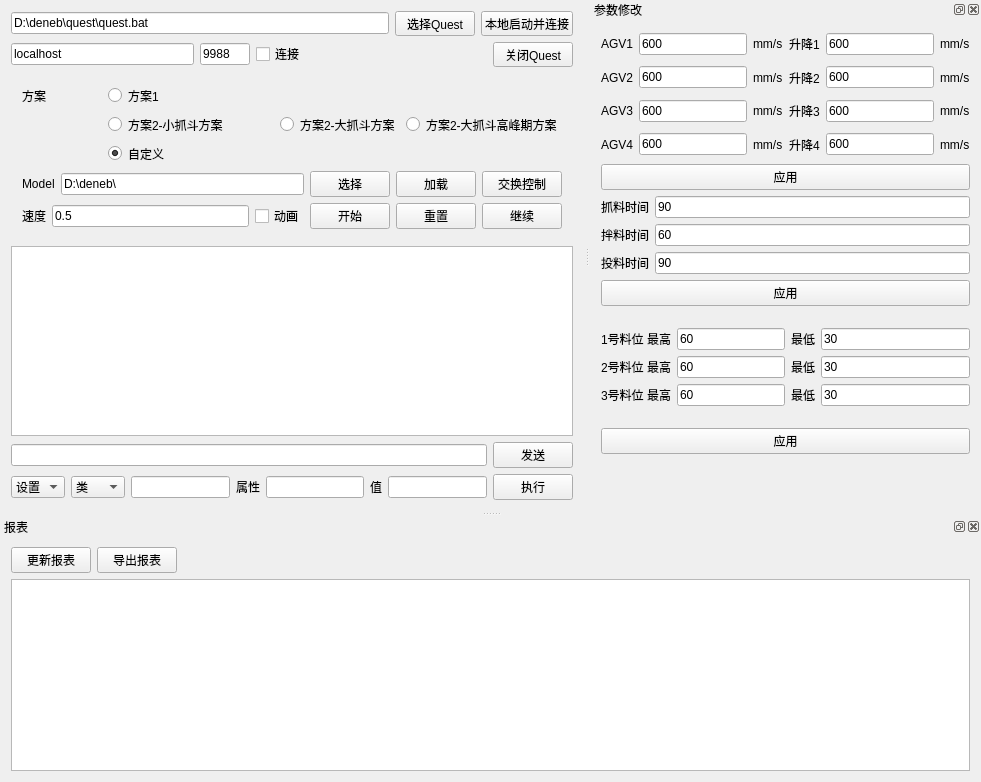
Before: the Qt Designer form QuestClient/QuestClient.ui in Ohto-Ai-Dev/QuestCommandSender, drawn with Qt 5.
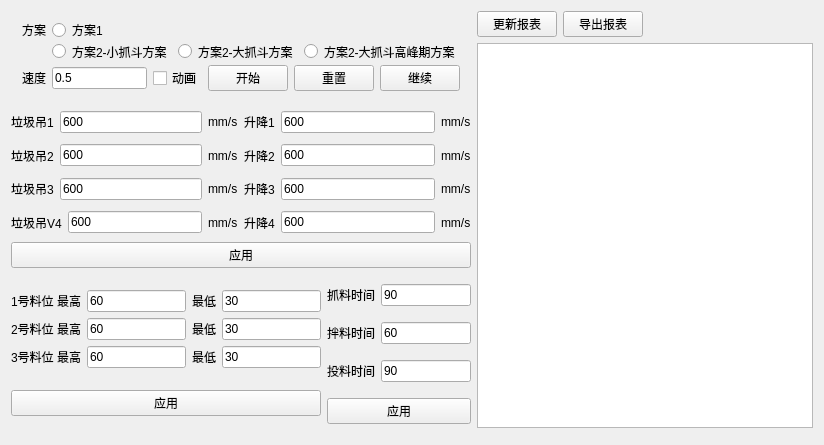
After: the same form once the commit is applied.

Commit message: 简化界面

What changed in the file:
```diff
--- a/QuestClient/QuestClient.ui
+++ b/QuestClient/QuestClient.ui
@@ -6,125 +6,18 @@
    <rect>
     <x>0</x>
     <y>0</y>
-    <width>981</width>
-    <height>782</height>
+    <width>824</width>
+    <height>445</height>
    </rect>
   </property>
   <property name="windowTitle">
    <string>QuestClient</string>
   </property>
   <widget class="QWidget" name="centralWidget">
-   <layout class="QVBoxLayout" name="verticalLayout_6">
-    <item>
-     <widget class="QWidget" name="connectWidget" native="true">
-      <property name="minimumSize">
-       <size>
-        <width>0</width>
-        <height>55</height>
-       </size>
-      </property>
-      <layout class="QVBoxLayout" name="verticalLayout_7">
-       <property name="leftMargin">
-        <number>0</number>
-       </property>
-       <property name="topMargin">
-        <number>0</number>
-       </property>
-       <property name="rightMargin">
-        <number>0</number>
-       </property>
-       <property name="bottomMargin">
-        <number>0</number>
-       </property>
-       <item>
-        <layout class="QHBoxLayout" name="horizontalLayout_22">
-         <item>
-          <widget class="QLineEdit" name="questPath">
-           <property name="text">
-            <string>D:\deneb\quest\quest.bat</string>
-           </property>
-          </widget>
-         </item>
-         <item>
-          <widget class="QPushButton" name="chooseQuestPath">
-           <property name="text">
-            <string>选择Quest</string>
-           </property>
-          </widget>
-         </item>
-         <item>
-          <widget class="QPushButton" name="runQuest">
-           <property name="text">
-            <string>本地启动并连接</string>
-           </property>
-          </widget>
-         </item>
-        </layout>
-       </item>
-       <item>
-        <layout class="QHBoxLayout" name="horizontalLayout">
-         <item>
-          <widget class="QLineEdit" name="hostame">
-           <property name="text">
-            <string>localhost</string>
-           </property>
-          </widget>
-         </item>
-         <item>
-          <widget class="QLineEdit" name="port">
-           <property name="minimumSize">
-            <size>
-             <width>50</width>
-             <height>0</height>
-            </size>
-           </property>
-           <property name="maximumSize">
-            <size>
-             <width>50</width>
-             <height>16777215</height>
-            </size>
-           </property>
-           <property name="inputMask">
-            <string>Ddddd</string>
-           </property>
-           <property name="text">
-            <string>9988</string>
-           </property>
-          </widget>
-         </item>
-         <item>
-          <widget class="QCheckBox" name="connectCheck">
-           <property name="text">
-            <string>连接</string>
-           </property>
-          </widget>
-         </item>
-         <item>
-          <spacer name="horizontalSpacer_2">
-           <property name="orientation">
-            <enum>Qt::Horizontal</enum>
-           </property>
-           <property name="sizeHint" stdset="0">
-            <size>
-             <width>40</width>
-             <height>20</height>
-            </size>
-           </property>
-          </spacer>
-         </item>
-         <item>
-          <widget class="QPushButton" name="closeQuest">
-           <property name="text">
-            <string>关闭Quest</string>
-           </property>
-          </widget>
-         </item>
-        </layout>
-       </item>
-      </layout>
-     </widget>
-    </item>
-    <item>
+   <layout class="QGridLayout" name="gridLayout_7">
+    <item row="0" column="0" rowspan="2">
+     <layout class="QGridLayout" name="gridLayout_6">
+      <item row="0" column="0" colspan="2">
      <widget class="QWidget" name="modelControllWidget" native="true">
       <property name="minimumSize">
        <size>
@@ -132,7 +25,7 @@
         <height>61</height>
        </size>
       </property>
-      <layout class="QVBoxLayout" name="verticalLayout_4">
+        <layout class="QVBoxLayout" name="verticalLayout">
        <item>
         <layout class="QGridLayout" name="gridLayout_5">
          <item row="0" column="0">
@@ -162,7 +55,7 @@
            </property>
           </spacer>
          </item>
-         <item row="1" column="0" rowspan="2">
+           <item row="1" column="0">
           <spacer name="verticalSpacer">
            <property name="orientation">
             <enum>Qt::Vertical</enum>
@@ -170,7 +63,7 @@
            <property name="sizeHint" stdset="0">
             <size>
              <width>20</width>
-             <height>40</height>
+               <height>13</height>
             </size>
            </property>
           </spacer>
@@ -196,71 +89,6 @@
            </property>
           </widget>
          </item>
-         <item row="2" column="1">
-          <widget class="QRadioButton" name="customChoice">
-           <property name="text">
-            <string>自定义</string>
-           </property>
-           <property name="checked">
-            <bool>true</bool>
-           </property>
-          </widget>
-         </item>
-         <item row="2" column="2" colspan="3">
-          <spacer name="horizontalSpacer_4">
-           <property name="orientation">
-            <enum>Qt::Horizontal</enum>
-           </property>
-           <property name="sizeHint" stdset="0">
-            <size>
-             <width>368</width>
-             <height>20</height>
-            </size>
-           </property>
-          </spacer>
-         </item>
-        </layout>
-       </item>
-       <item>
-        <layout class="QHBoxLayout" name="horizontalLayout_24">
-         <item>
-          <widget class="QLabel" name="label_17">
-           <property name="text">
-            <string>Model</string>
-           </property>
-          </widget>
-         </item>
-         <item>
-          <widget class="QLineEdit" name="modelPath">
-           <property name="text">
-            <string>D:\deneb\</string>
-           </property>
-          </widget>
-         </item>
-         <item>
-          <widget class="QPushButton" name="chooseModel">
-           <property name="text">
-            <string>选择</string>
-           </property>
-          </widget>
-         </item>
-         <item>
-          <widget class="QPushButton" name="readModel">
-           <property name="text">
-            <string>加载</string>
-           </property>
-          </widget>
-         </item>
-         <item>
-          <widget class="QPushButton" name="transferToMenu">
-           <property name="toolTip">
-            <string>暂停控制并启用Quest菜单，可在关闭Quest窗口后返回控制.</string>
-           </property>
-           <property name="text">
-            <string>交换控制</string>
-           </property>
-          </widget>
-         </item>
         </layout>
        </item>
        <item>
@@ -312,115 +140,7 @@
       </layout>
      </widget>
     </item>
-    <item>
-     <widget class="QWidget" name="commandSendWidget" native="true">
-      <layout class="QVBoxLayout" name="verticalLayout">
-       <property name="leftMargin">
-        <number>0</number>
-       </property>
-       <property name="topMargin">
-        <number>0</number>
-       </property>
-       <property name="rightMargin">
-        <number>0</number>
-       </property>
-       <property name="bottomMargin">
-        <number>0</number>
-       </property>
-       <item>
-        <widget class="QTextBrowser" name="chatBrowser"/>
-       </item>
-       <item>
-        <layout class="QHBoxLayout" name="horizontalLayout_2">
-         <item>
-          <widget class="QLineEdit" name="command"/>
-         </item>
-         <item>
-          <widget class="QPushButton" name="sendCommand">
-           <property name="text">
-            <string>发送</string>
-           </property>
-          </widget>
-         </item>
-        </layout>
-       </item>
-      </layout>
-     </widget>
-    </item>
-    <item>
-     <layout class="QHBoxLayout" name="horizontalLayout_25">
-      <item>
-       <widget class="QComboBox" name="quickCommandMode">
-        <item>
-         <property name="text">
-          <string>设置</string>
-         </property>
-        </item>
-        <item>
-         <property name="text">
-          <string>查询</string>
-         </property>
-        </item>
-       </widget>
-      </item>
-      <item>
-       <widget class="QComboBox" name="elementMode">
-        <item>
-         <property name="text">
-          <string>类</string>
-         </property>
-        </item>
-        <item>
-         <property name="text">
-          <string>实例</string>
-         </property>
-        </item>
-       </widget>
-      </item>
-      <item>
-       <widget class="QLineEdit" name="element"/>
-      </item>
-      <item>
-       <widget class="QLabel" name="label_23">
-        <property name="text">
-         <string>属性</string>
-        </property>
-       </widget>
-      </item>
-      <item>
-       <widget class="QLineEdit" name="attrib"/>
-      </item>
-      <item>
-       <widget class="QLabel" name="label_24">
-        <property name="text">
-         <string>值</string>
-        </property>
-       </widget>
-      </item>
-      <item>
-       <widget class="QLineEdit" name="value"/>
-      </item>
-      <item>
-       <widget class="QPushButton" name="quickCommand">
-        <property name="text">
-         <string>执行</string>
-        </property>
-       </widget>
-      </item>
-     </layout>
-    </item>
-   </layout>
-  </widget>
-  <widget class="QDockWidget" name="argvWindow">
-   <property name="windowTitle">
-    <string>参数修改</string>
-   </property>
-   <attribute name="dockWidgetArea">
-    <number>2</number>
-   </attribute>
-   <widget class="QWidget" name="argvWidget">
-    <layout class="QVBoxLayout" name="verticalLayout_8">
-     <item>
+      <item row="1" column="0" colspan="2">
       <widget class="QWidget" name="agvSpeedWidget" native="true">
        <property name="minimumSize">
         <size>
@@ -448,7 +168,7 @@
             <item>
              <widget class="QLabel" name="label_1">
               <property name="text">
-               <string>AGV1</string>
+                <string>垃圾吊1</string>
               </property>
              </widget>
             </item>
@@ -498,7 +218,7 @@
             <item>
              <widget class="QLabel" name="label_2">
               <property name="text">
-               <string>AGV2</string>
+                <string>垃圾吊2</string>
               </property>
              </widget>
             </item>
@@ -548,7 +268,7 @@
             <item>
              <widget class="QLabel" name="label_3">
               <property name="text">
-               <string>AGV3</string>
+                <string>垃圾吊3</string>
               </property>
              </widget>
             </item>
@@ -598,7 +318,7 @@
             <item>
              <widget class="QLabel" name="label_4">
               <property name="text">
-               <string>AGV4</string>
+                <string>垃圾吊V4</string>
               </property>
              </widget>
             </item>
@@ -655,86 +375,7 @@
        </layout>
       </widget>
      </item>
-     <item>
-      <widget class="QWidget" name="timeWidget" native="true">
-       <layout class="QVBoxLayout" name="verticalLayout_5">
-        <property name="leftMargin">
-         <number>0</number>
-        </property>
-        <property name="topMargin">
-         <number>0</number>
-        </property>
-        <property name="rightMargin">
-         <number>0</number>
-        </property>
-        <property name="bottomMargin">
-         <number>0</number>
-        </property>
-        <item>
-         <layout class="QHBoxLayout" name="horizontalLayout_21">
-          <item>
-           <widget class="QLabel" name="label_19">
-            <property name="text">
-             <string>抓料时间</string>
-            </property>
-           </widget>
-          </item>
-          <item>
-           <widget class="QLineEdit" name="loadTime">
-            <property name="text">
-             <string>90</string>
-            </property>
-           </widget>
-          </item>
-         </layout>
-        </item>
-        <item>
-         <layout class="QHBoxLayout" name="horizontalLayout_18">
-          <item>
-           <widget class="QLabel" name="label_16">
-            <property name="text">
-             <string>拌料时间</string>
-            </property>
-           </widget>
-          </item>
-          <item>
-           <widget class="QLineEdit" name="unloadDLTime">
-            <property name="text">
-             <string>60</string>
-            </property>
-           </widget>
-          </item>
-         </layout>
-        </item>
-        <item>
-         <layout class="QHBoxLayout" name="horizontalLayout_23">
-          <item>
-           <widget class="QLabel" name="label_21">
-            <property name="text">
-             <string>投料时间</string>
-            </property>
-           </widget>
-          </item>
-          <item>
-           <widget class="QLineEdit" name="unloadTime">
-            <property name="text">
-             <string>90</string>
-            </property>
-           </widget>
-          </item>
-         </layout>
-        </item>
-        <item>
-         <widget class="QPushButton" name="sendTime">
-          <property name="text">
-           <string>应用</string>
-          </property>
-         </widget>
-        </item>
-       </layout>
-      </widget>
-     </item>
-     <item>
+      <item row="2" column="0">
       <widget class="QWidget" name="levelWidget" native="true">
        <property name="minimumSize">
         <size>
@@ -877,32 +518,88 @@
        </layout>
       </widget>
      </item>
+      <item row="2" column="1">
+       <widget class="QWidget" name="timeWidget" native="true">
+        <layout class="QVBoxLayout" name="verticalLayout_5">
+         <property name="leftMargin">
+          <number>0</number>
+         </property>
+         <property name="topMargin">
+          <number>0</number>
+         </property>
+         <property name="rightMargin">
+          <number>0</number>
+         </property>
+         <property name="bottomMargin">
+          <number>0</number>
+         </property>
      <item>
-      <spacer name="verticalSpacer_3">
-       <property name="orientation">
-        <enum>Qt::Vertical</enum>
-       </property>
-       <property name="sizeHint" stdset="0">
-        <size>
-         <width>20</width>
-         <height>40</height>
-        </size>
-       </property>
-      </spacer>
-     </item>
-    </layout>
-   </widget>
-  </widget>
-  <widget class="QDockWidget" name="dockWidget">
-   <property name="windowTitle">
-    <string>报表</string>
-   </property>
-   <attribute name="dockWidgetArea">
-    <number>8</number>
-   </attribute>
-   <widget class="QWidget" name="dockWidgetContents">
-    <layout class="QGridLayout" name="gridLayout_3">
-     <item row="0" column="0">
+          <layout class="QHBoxLayout" name="horizontalLayout_21">
+           <item>
+            <widget class="QLabel" name="label_19">
+             <property name="text">
+              <string>抓料时间</string>
+             </property>
+            </widget>
+           </item>
+           <item>
+            <widget class="QLineEdit" name="loadTime">
+             <property name="text">
+              <string>90</string>
+             </property>
+            </widget>
+           </item>
+          </layout>
+         </item>
+         <item>
+          <layout class="QHBoxLayout" name="horizontalLayout_18">
+           <item>
+            <widget class="QLabel" name="label_16">
+             <property name="text">
+              <string>拌料时间</string>
+             </property>
+            </widget>
+           </item>
+           <item>
+            <widget class="QLineEdit" name="unloadDLTime">
+             <property name="text">
+              <string>60</string>
+             </property>
+            </widget>
+           </item>
+          </layout>
+         </item>
+         <item>
+          <layout class="QHBoxLayout" name="horizontalLayout_23">
+           <item>
+            <widget class="QLabel" name="label_21">
+             <property name="text">
+              <string>投料时间</string>
+             </property>
+            </widget>
+           </item>
+           <item>
+            <widget class="QLineEdit" name="unloadTime">
+             <property name="text">
+              <string>90</string>
+             </property>
+            </widget>
+           </item>
+          </layout>
+         </item>
+         <item>
+          <widget class="QPushButton" name="sendTime">
+           <property name="text">
+            <string>应用</string>
+           </property>
+          </widget>
+         </item>
+        </layout>
+       </widget>
+      </item>
+     </layout>
+    </item>
+    <item row="0" column="1">
       <widget class="QWidget" name="reportWidget" native="true">
        <layout class="QGridLayout" name="gridLayout_4">
         <property name="leftMargin">
@@ -955,7 +652,6 @@
       </widget>
      </item>
     </layout>
-   </widget>
   </widget>
  </widget>
  <layoutdefault spacing="6" margin="11"/>
```
Lines whose indentation alone changed are shown as unchanged.
